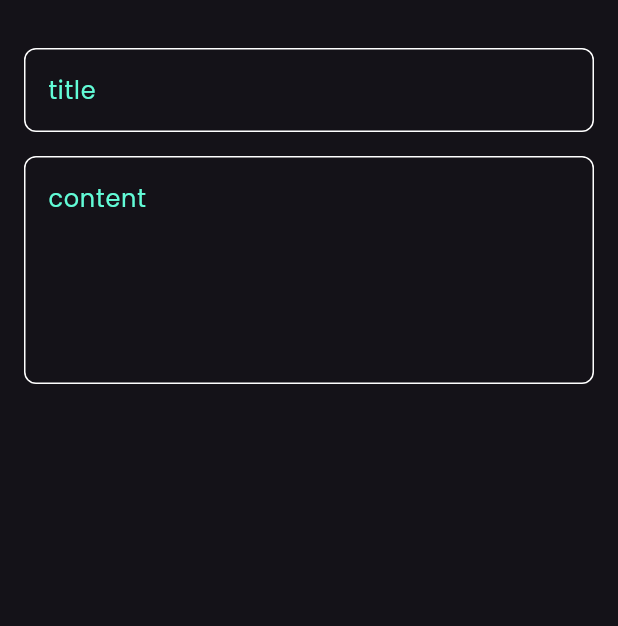
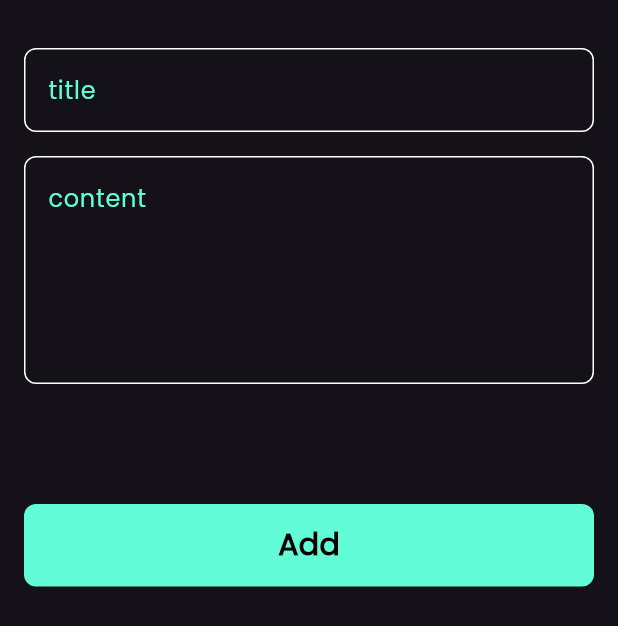
Before and after one commit to km01545/notes_app2, a Flutter app: the AddNoteButtomSheet widget shown alone on an empty page, opened directly, on a phone screen of 412 x 824 dp. Shown: the top 626 px of the screen. Run offline on Flutter 3.47's test engine with Material 3 defaults, Android fonts, the phone set to English and light mode, and no system bars; our stand-ins replace font_awesome_flutter.

Commit message:
finish notes bottom sheet

```diff
--- a/lib/widgets/add_note_bottom_sheet.dart
+++ b/lib/widgets/add_note_bottom_sheet.dart
@@ -1,4 +1,6 @@
 import 'package:flutter/material.dart';
+import 'package:notes_app/constants.dart';
+import 'package:notes_app/widgets/custom_button.dart';
 import 'package:notes_app/widgets/custom_text_field.dart';
 
 class AddNoteButtomSheet extends StatelessWidget {
@@ -8,6 +10,7 @@ class AddNoteButtomSheet extends StatelessWidget {
   Widget build(BuildContext context) {
     return const Padding(
       padding: EdgeInsets.symmetric(horizontal: 16),
+      child: SingleChildScrollView(
         child: Column(
           children: [
             SizedBox(
@@ -23,7 +26,15 @@ class AddNoteButtomSheet extends StatelessWidget {
               hint: 'content',
               maxLines: 5,
             ),
+            SizedBox(
+              height: 80,
+            ),
+            CustomButton(),
+            SizedBox(
+              height: 20,
+            )
           ],
+        ),
       ),
     );
   }
--- /dev/null
+++ b/lib/widgets/custom_button.dart
@@ -0,0 +1,28 @@
+import 'package:flutter/material.dart';
+import 'package:notes_app/constants.dart';
+
+class CustomButton extends StatelessWidget {
+  const CustomButton({super.key});
+
+  @override
+  Widget build(BuildContext context) {
+    return Container(
+      decoration: BoxDecoration(
+        color: kPrimaryColor,
+        borderRadius: BorderRadius.circular(8),
+      ),
+      width: MediaQuery.of(context).size.width,
+      height: 55,
+      child: const Center(
+        child: Text(
+          'Add',
+          style: TextStyle(
+            color: Colors.black,
+            fontSize: 20,
+            fontWeight: FontWeight.bold,
+          ),
+        ),
+      ),
+    );
+  }
+}
```
Lines whose indentation alone changed are shown as unchanged.
